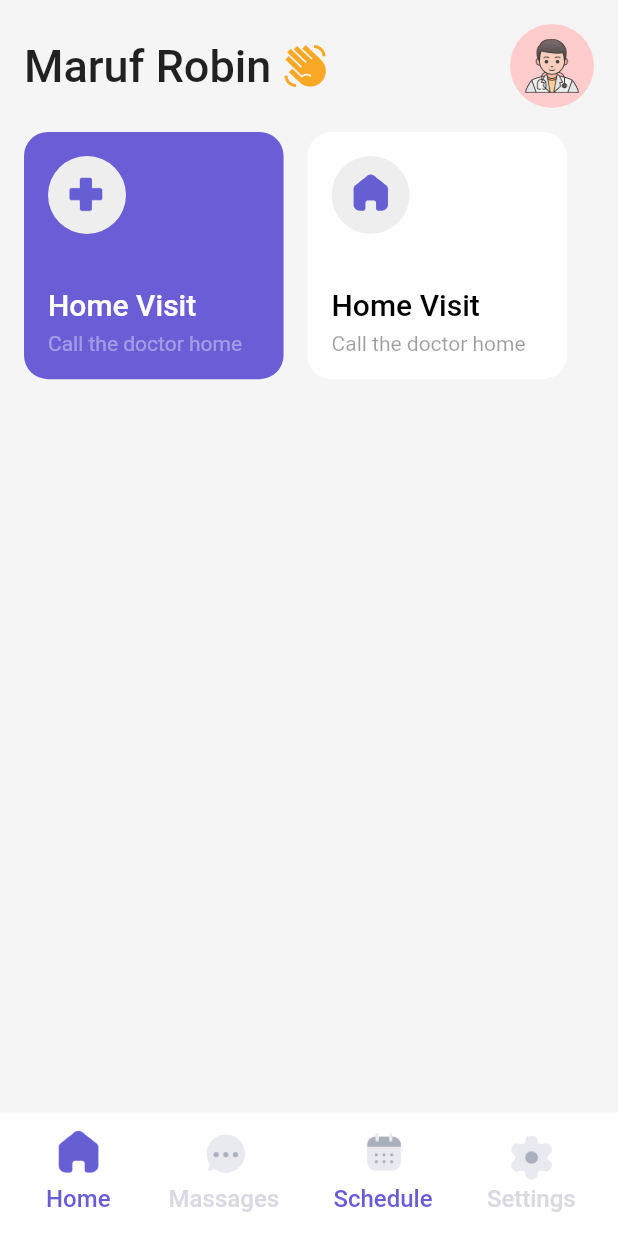
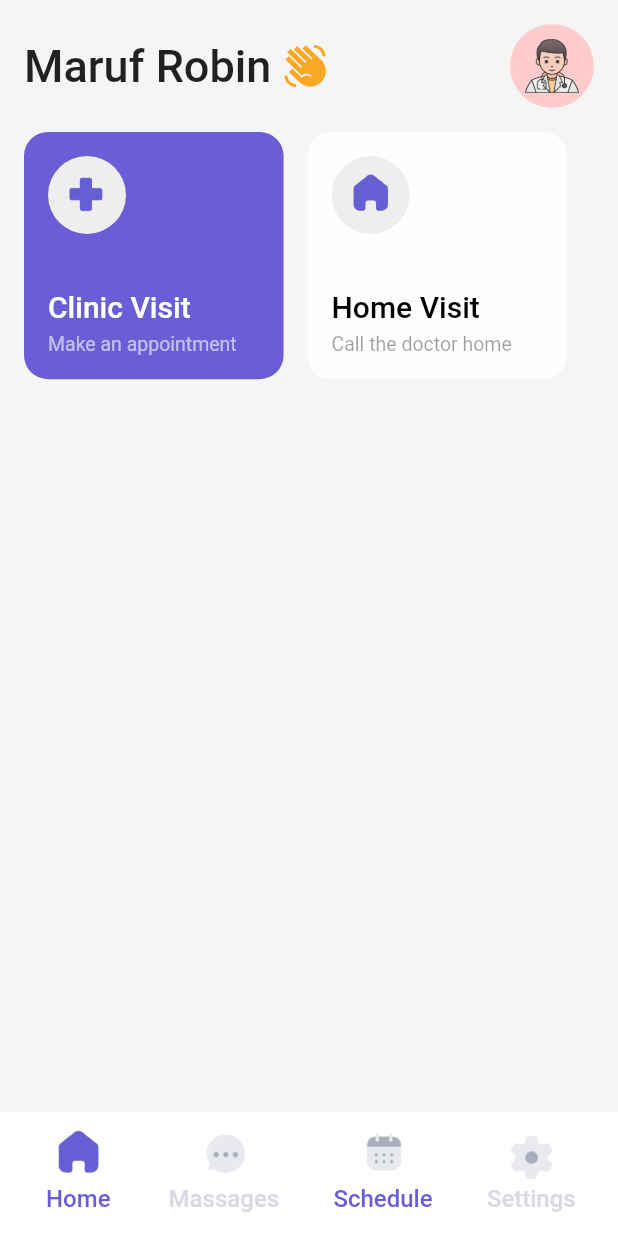
Before and after one commit to marufrobin/medical_app, a Flutter app: the screen it shows after launch, on a phone screen of 412 x 824 dp. Run offline on Flutter 3.47's test engine with Material 2 defaults, Android fonts, the phone set to English and light mode, and no system bars.

Commit message:
home page box done.

```diff
--- a/lib/home_page.dart
+++ b/lib/home_page.dart
@@ -30,10 +30,10 @@ class HomePage extends StatelessWidget {
                           borderRadius: BorderRadius.circular(16)),
                       child: buildBoxAfterAppBar(
                           "images/addIcon.png",
-                          "Home Visit",
-                          "Call the doctor home",
+                          "Clinic Visit",
+                          "Make an appointment",
                           Colors.white,
-                          Colors.white38),
+                          Colors.white60),
                     ),
                     Container(
                       margin: EdgeInsets.only(top: 16),
@@ -84,7 +84,7 @@ class HomePage extends StatelessWidget {
         ),
         Text(
           info,
-          style: TextStyle(fontSize: 14, color: infoClr),
+          style: TextStyle(fontSize: 13, color: infoClr),
         )
       ],
     );
```
